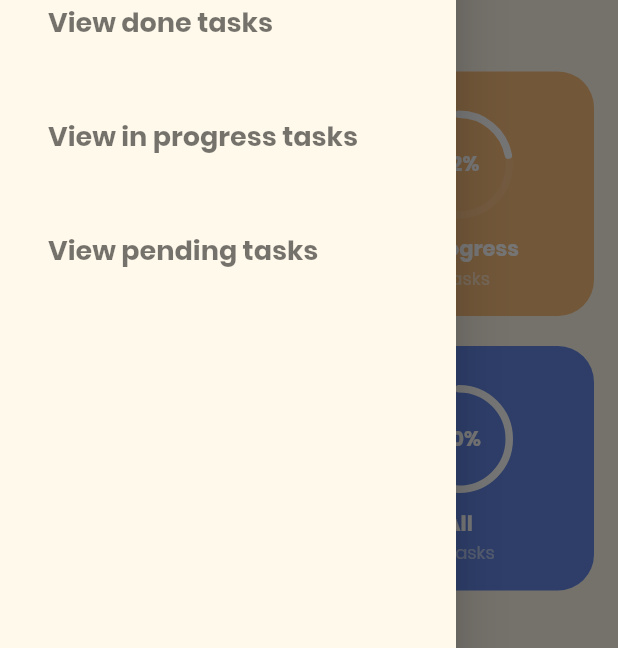
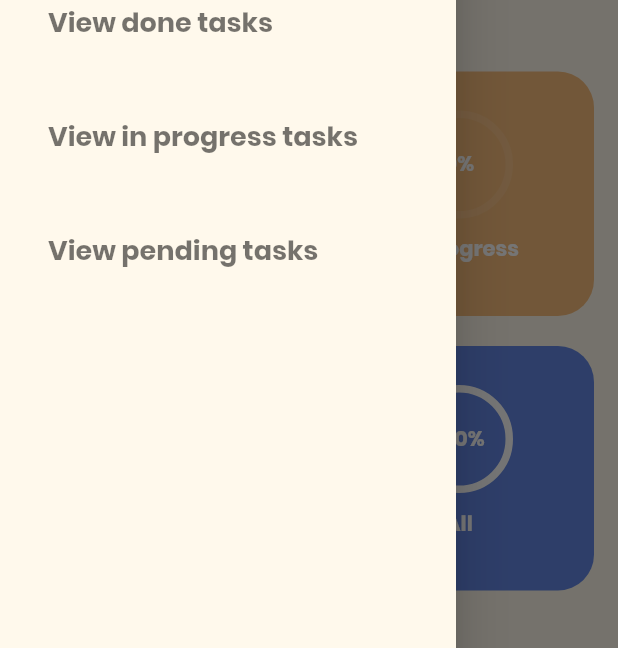
Before and after one commit to DumbZecretary/todo_bloc, a Flutter app: the screen it shows after launch, in the side drawer, after a tap on "Add new task", on a phone screen of 412 x 824 dp. Shown: the part 299-947 px from the top of the screen. Run offline on Flutter 3.47's test engine with Material 2 defaults, Android fonts, the phone set to English and light mode, and no system bars; drawn by our look-alikes of percent_indicator; our stand-ins replace bloc, built_collection, built_value, flutter_bloc, hive, hive_flutter; accounts and stored records are empty.

Commit message:
Todo App: implement progress bar

```diff
--- a/lib/config_domain/app.dart
+++ b/lib/config_domain/app.dart
@@ -3,6 +3,7 @@ import 'package:hive/hive.dart';
 import 'package:todo_app/config_domain/app_model/app_state.dart';
 import 'package:todo_app/theme/light_colors.dart';
 import 'package:todo_app/todo_domain/logic/todo_bloc.dart';
+import 'package:todo_app/todo_domain/models/events.dart';
 import 'package:todo_app/todo_domain/repo/hive_repo.dart';
 import 'package:todo_app/todo_domain/view/screens/screens.dart';
 import 'package:flutter_bloc/flutter_bloc.dart';
@@ -29,22 +30,44 @@ class _TodoAppState extends State<TodoApp> {
       providers: [
         RepositoryProvider<HiveRepo>(create: (context) => HiveRepo()),
       ],
-      child: BlocProvider(
-        create: (context) => TodoBloc(
-          hiveRepo: (context).read<HiveRepo>(),
-          initialState: AppState.initial(),
-        ),
+      child: MultiBlocProvider(
+        providers: [
+          BlocProvider(
+            create: (context) => TodoBloc(
+              hiveRepo: (context).read<HiveRepo>(),
+              initialState: AppState.initial(),
+            ),
+          ),
+        ],
         child: const TodoAppView(),
       ),
     );
   }
 }
 
-class TodoAppView extends StatelessWidget {
+class TodoAppView extends StatefulWidget {
   const TodoAppView({Key? key}) : super(key: key);
 
   @override
+  State<TodoAppView> createState() => _TodoAppViewState();
+}
+
+class _TodoAppViewState extends State<TodoAppView> {
+  @override
+  void initState() {
+    // TODO: get shared_preferences data from local - domain user
+    (context).read<TodoBloc>().add(ReadAllTaskTodoEvent());
+    super.initState();
+  }
+
+  @override
+  void didChangeDependencies() {
+    super.didChangeDependencies();
+  }
+
+  @override
   Widget build(BuildContext context) {
+    (context).read<TodoBloc>().add(UpdatePercentsTodoEvent());
     return MaterialApp(
       title: 'Flutter Todo App',
       theme: ThemeData(
--- a/lib/config_domain/app_model/app_state.dart
+++ b/lib/config_domain/app_model/app_state.dart
@@ -14,6 +14,8 @@ abstract class AppState implements Built<AppState, AppStateBuilder> {
 
   String? get viewIndex;
 
+  BuiltList<double>? get percents;
+
   AppState._();
   factory AppState([void Function(AppStateBuilder) updates]) = _$AppState;
 
@@ -22,7 +24,7 @@ abstract class AppState implements Built<AppState, AppStateBuilder> {
     return AppState((b) => b
       ..tasks = BuiltList<Task>([]).toBuilder()
       ..locale = 'en'
-      // TODO: change status to loading
+      ..percents = BuiltList<double>([0.0, 0.0, 0.0, 0.0]).toBuilder()
       ..status = Status.idle);
   }
 }
--- a/lib/main.dart
+++ b/lib/main.dart
@@ -33,7 +33,7 @@ void bootstrap({required HiveRepo hiveRepo}) {
   Bloc.observer = TodoAppObserver();
 
   runZonedGuarded(
-    // TODO: add repo to TodoApp
+    // TODO: add repo shared_preferences get percent and user data to TodoApp
     () => runApp(
       TodoApp(
         hiveRepo: hiveRepo,
@@ -43,7 +43,7 @@ void bootstrap({required HiveRepo hiveRepo}) {
   );
 }
 
-// TODO: implement progress bar
+// TODO:  fix implement progress bar
 // TODO: implement user domain
 // TODO: implement localization
 // TODO: unit test
--- a/lib/todo_domain/logic/todo_bloc.dart
+++ b/lib/todo_domain/logic/todo_bloc.dart
@@ -22,6 +22,7 @@ class TodoBloc extends Bloc<TodoEvent, AppState> {
     on<UpdateTodoEvent>(_onUpdate);
     on<DeleteTodoEvent>(_onDelete);
     on<InsertTodoEvent>(_onInsert);
+    on<UpdatePercentsTodoEvent>(_onUpdatePercents);
   }
 
   FutureOr<void> _onInsert(
@@ -29,15 +30,13 @@ class TodoBloc extends Bloc<TodoEvent, AppState> {
     try {
       var loadingAppState = state.rebuild((p0) => p0..status = Status.loading);
       emit(loadingAppState);
-      // BuiltList<Task>? tasks = await _hiveRepo.read();
-      // if (tasks == null) {
-      //   await _hiveRepo.create();
-      // }
       await _hiveRepo.insert(event.task!);
       BuiltList<Task>? newTasks = await _hiveRepo.read();
       final AppState newAppState = state.rebuild((p0) => p0
         ..tasks = newTasks?.toBuilder() ?? BuiltList<Task>([]).toBuilder()
         ..status = Status.idle);
+      add(UpdatePercentsTodoEvent());
+      await Future.delayed(const Duration(seconds: 0));
       emit(newAppState);
     } catch (e) {
       addError(Exception("get all tasks error"), StackTrace.current);
@@ -51,10 +50,8 @@ class TodoBloc extends Bloc<TodoEvent, AppState> {
     try {
       var loadingAppState = state.rebuild((p0) => p0..status = Status.loading);
       emit(loadingAppState);
-      BuiltList<Task>? tasks = await _hiveRepo.read();
-      // if (tasks == null) {
-      //   await _hiveRepo.create();
-      // }
+      BuiltList<Task>? tasks = BuiltList<Task>([]);
+      tasks = await _hiveRepo.read();
       final AppState newAppState = state.rebuild((p0) => p0
         ..tasks = tasks?.toBuilder() ?? BuiltList<Task>([]).toBuilder()
         ..status = Status.idle);
@@ -85,9 +82,7 @@ class TodoBloc extends Bloc<TodoEvent, AppState> {
       }
       final AppState newAppState = state.rebuild((p0) => p0
         ..tasks = doneTasks.build().toBuilder()
-        // ?? BuiltList<Task>([]).toBuilder()
         ..status = Status.idle);
-      await Future.delayed(const Duration(milliseconds: 100));
       emit(newAppState);
     } catch (e) {
       addError(Exception("get all done tasks error"), StackTrace.current);
@@ -115,9 +110,7 @@ class TodoBloc extends Bloc<TodoEvent, AppState> {
       }
       final AppState newAppState = state.rebuild((p0) => p0
         ..tasks = pendingTasks.build().toBuilder()
-        // ?? BuiltList<Task>([]).toBuilder()
         ..status = Status.idle);
-      await Future.delayed(const Duration(milliseconds: 100));
       emit(newAppState);
     } catch (e) {
       addError(Exception("get all pending tasks error"), StackTrace.current);
@@ -145,9 +138,7 @@ class TodoBloc extends Bloc<TodoEvent, AppState> {
       }
       final AppState newAppState = state.rebuild((p0) => p0
         ..tasks = progressTasks.build().toBuilder()
-        // ?? BuiltList<Task>([]).toBuilder()
         ..status = Status.idle);
-      await Future.delayed(const Duration(milliseconds: 100));
       emit(newAppState);
     } catch (e) {
       addError(
@@ -186,6 +177,8 @@ class TodoBloc extends Bloc<TodoEvent, AppState> {
       final AppState newAppState = state.rebuild((p0) => p0
         ..tasks = newTasks?.toBuilder() ?? BuiltList<Task>([]).toBuilder()
         ..status = Status.idle);
+      add(UpdatePercentsTodoEvent());
+      await Future.delayed(const Duration(seconds: 0));
       emit(newAppState);
     } catch (e) {
       addError(Exception("delete task error"), StackTrace.current);
@@ -211,9 +204,66 @@ class TodoBloc extends Bloc<TodoEvent, AppState> {
       final AppState newAppState = state.rebuild((p0) => p0
         ..tasks = newTasks?.toBuilder() ?? BuiltList<Task>([]).toBuilder()
         ..status = Status.idle);
+      add(UpdatePercentsTodoEvent());
+      await Future.delayed(const Duration(seconds: 0));
       emit(newAppState);
     } catch (e) {
       addError(Exception("update task error"), StackTrace.current);
+      DebugLogger debugLogger = DebugLogger();
+      debugLogger.log('Get error: $e');
+    }
+  }
+
+  //------------------------------------------------
+
+  FutureOr<void> _onUpdatePercents(
+      UpdatePercentsTodoEvent event, Emitter<AppState> emit) async {
+    try {
+      var loadingAppState = state.rebuild((p0) => p0..status = Status.loading);
+      emit(loadingAppState);
+
+      BuiltList<Task>? tasks = await _hiveRepo.read();
+      if (tasks == null) {
+        await _hiveRepo.create();
+      }
+      BuiltList<double>? newPercents;
+      int countAll = 0;
+      int countPending = 0;
+      int countInProgress = 0;
+      int countDone = 0;
+      if (tasks != null) {
+        for (int i = 0; i < tasks.length; i++) {
+          countAll++;
+          switch (tasks[i].status) {
+            case TaskStatus.pending:
+              countPending++;
+              break;
+            case TaskStatus.done:
+              countDone++;
+              break;
+            case TaskStatus.progress:
+              countInProgress++;
+              break;
+          }
+        }
+      }
+
+      double percentPending = roundPercent(countPending, countAll);
+      double percentInProgress = roundPercent(countInProgress, countAll);
+      double percentDone = roundPercent(countDone, countAll);
+
+      newPercents = BuiltList<double>(
+          [1.0, percentPending, percentInProgress, percentDone]);
+
+      final AppState newAppState = state.rebuild((p0) => p0
+        ..percents = newPercents?.toBuilder() ??
+            BuiltList<double>([0, 0, 0, 0]).toBuilder()
+        ..status = Status.idle);
+      await Future.delayed(const Duration(seconds: 0));
+      emit(newAppState);
+    } catch (e) {
+      addError(Exception("update percents of domain todo error"),
+          StackTrace.current);
       DebugLogger debugLogger = DebugLogger();
       debugLogger.log('Get error: $e');
     }
@@ -226,3 +276,13 @@ class TodoBloc extends Bloc<TodoEvent, AppState> {
     super.onError(error, stackTrace);
   }
 }
+
+double roundPercent(int value1, int value2) {
+  if (value1 != 0 && value2 != 0) {
+    final double value = value1 / value2;
+    final String inString = value.toStringAsFixed(2);
+    final double inDouble = double.parse(inString);
+    return inDouble;
+  }
+  return 0.0;
+}
--- a/lib/todo_domain/models/events.dart
+++ b/lib/todo_domain/models/events.dart
@@ -1,4 +1,6 @@
+import 'package:built_collection/built_collection.dart';
 import 'package:built_value/built_value.dart';
+import 'package:todo_app/config_domain/app_model/app_state.dart';
 import 'package:todo_app/todo_domain/models/task_model.dart';
 import 'package:todo_app/todo_domain/models/task_status.dart';
 
@@ -76,3 +78,12 @@ abstract class UpdateTodoEvent extends TodoEvent
   factory UpdateTodoEvent([void Function(UpdateTodoEventBuilder) updates]) =
       _$UpdateTodoEvent;
 }
+
+abstract class UpdatePercentsTodoEvent extends TodoEvent
+    implements Built<UpdatePercentsTodoEvent, UpdatePercentsTodoEventBuilder> {
+  BuiltList<int>? get percents;
+  UpdatePercentsTodoEvent._();
+  factory UpdatePercentsTodoEvent(
+          [void Function(UpdatePercentsTodoEventBuilder) updates]) =
+      _$UpdatePercentsTodoEvent;
+}
--- a/lib/todo_domain/models/tasks_hive_model.dart
+++ b/lib/todo_domain/models/tasks_hive_model.dart
@@ -6,5 +6,5 @@ part 'tasks_hive_model.g.dart';
 
 @HiveType(typeId: 0)
 class ListTaskHiveModel extends HiveObject {
-  late BuiltList<Task>? tasks;
+  BuiltList<Task>? tasks;
 }
--- a/lib/todo_domain/repo/abs_repo.dart
+++ b/lib/todo_domain/repo/abs_repo.dart
@@ -1,6 +1,6 @@
 import 'package:todo_app/todo_domain/models/task_model.dart';
 
-abstract class AbsRepo {
+abstract class AbsTodoRepo {
   create();
   insert(Task task);
   read();
--- a/lib/todo_domain/repo/hive_repo.dart
+++ b/lib/todo_domain/repo/hive_repo.dart
@@ -1,11 +1,12 @@
+import 'dart:developer';
+
 import 'package:built_collection/built_collection.dart';
 import 'package:hive/hive.dart';
 import 'package:todo_app/todo_domain/models/task_model.dart';
 import 'package:todo_app/todo_domain/models/tasks_hive_model.dart';
 import 'package:todo_app/todo_domain/repo/abs_repo.dart';
-import 'dart:developer';
 
-class HiveRepo extends AbsRepo {
+class HiveRepo extends AbsTodoRepo {
   static HiveRepo? _instance;
   HiveRepo._internal() {
     _instance = this;
@@ -45,23 +46,20 @@ class HiveRepo extends AbsRepo {
     var hive = Hive.box<ListTaskHiveModel>('tasks');
     ListTaskHiveModel? listTasks = ListTaskHiveModel();
     listTasks.tasks = _tasks;
-    log('NEW LIST: ${listTasks.tasks}');
     await hive.put('tasks', listTasks);
     listTasks = hive.get('tasks');
-    log('READ LIST: ${listTasks?.tasks}');
   }
 
   @override
   read() async {
+    ListTaskHiveModel? listTasks;
+
     var hive = Hive.box<ListTaskHiveModel>('tasks');
-    ListTaskHiveModel? listTasks = ListTaskHiveModel();
-    try {
-      listTasks = hive.get('tasks');
-    } catch (e) {
+    listTasks = hive.get('tasks');
+    if (listTasks?.tasks == null) {
       await create();
       listTasks = hive.get('tasks');
     }
-    log('real READ LIST: ${listTasks?.tasks}');
     return listTasks?.tasks;
   }
 
--- a/lib/todo_domain/view/components/todo_tracker_component.dart
+++ b/lib/todo_domain/view/components/todo_tracker_component.dart
@@ -1,5 +1,7 @@
 import 'package:flutter/material.dart';
 import 'package:flutter_bloc/flutter_bloc.dart';
+import 'package:todo_app/config_domain/app_model/app_state.dart';
+import 'package:todo_app/config_domain/app_model/app_status.dart';
 import 'package:todo_app/theme/light_colors.dart';
 import 'package:todo_app/todo_domain/logic/todo_bloc.dart';
 import 'package:todo_app/todo_domain/models/events.dart';
@@ -13,7 +15,9 @@ class TodoTrackerComponent extends StatelessWidget {
   @override
   Widget build(BuildContext context) {
     return SingleChildScrollView(
-      child: Column(
+      child: BlocBuilder<TodoBloc, AppState>(builder: (context, data) {
+        if (data.status! == Status.idle) {
+          return Column(
             children: [
               const SizedBox(
                 height: 32,
@@ -41,7 +45,9 @@ class TodoTrackerComponent extends StatelessWidget {
               Container(
                 color: Colors.transparent,
                 padding: const EdgeInsets.fromLTRB(16, 0, 16, 10),
-            child: Column(
+                child:
+                    BlocBuilder<TodoBloc, AppState>(builder: (context, data) {
+                  return Column(
                     crossAxisAlignment: CrossAxisAlignment.start,
                     children: [
                       const SubHeaderWidget(title: 'Tracker'),
@@ -51,9 +57,8 @@ class TodoTrackerComponent extends StatelessWidget {
                           Expanded(
                             child: TrackerCardWidget(
                               cardColor: LightColors.kGreen,
-                        loadingPercent: 0.4,
+                              loadingPercent: data.percents![3],
                               title: 'Done',
-                        subtitle: '9 tasks',
                               onPress: () {
                                 (context)
                                     .read<TodoBloc>()
@@ -66,9 +71,8 @@ class TodoTrackerComponent extends StatelessWidget {
                           Expanded(
                             child: TrackerCardWidget(
                               cardColor: LightColors.kDarkYellow,
-                        loadingPercent: 0.22,
+                              loadingPercent: data.percents![2],
                               title: 'In Progress',
-                        subtitle: '5 tasks',
                               onPress: () {
                                 (context)
                                     .read<TodoBloc>()
@@ -84,9 +88,8 @@ class TodoTrackerComponent extends StatelessWidget {
                           Expanded(
                             child: TrackerCardWidget(
                               cardColor: LightColors.kRed,
-                        loadingPercent: 0.4,
+                              loadingPercent: data.percents![1],
                               title: 'Pending',
-                        subtitle: '9 hours progress',
                               onPress: () {
                                 (context)
                                     .read<TodoBloc>()
@@ -99,9 +102,8 @@ class TodoTrackerComponent extends StatelessWidget {
                           Expanded(
                             child: TrackerCardWidget(
                               cardColor: LightColors.kBlue,
-                        loadingPercent: 0.6,
+                              loadingPercent: data.percents![0],
                               title: 'All',
-                        subtitle: '23 tasks',
                               onPress: () {
                                 (context)
                                     .read<TodoBloc>()
@@ -113,10 +115,15 @@ class TodoTrackerComponent extends StatelessWidget {
                         ],
                       ),
                     ],
-            ),
+                  );
+                }),
               ),
             ],
-      ),
+          );
+        } else {
+          return const SizedBox.shrink();
+        }
+      }),
     );
   }
 }
--- a/lib/todo_domain/view/components/todo_user_details_component.dart
+++ b/lib/todo_domain/view/components/todo_user_details_component.dart
@@ -1,6 +1,9 @@
 import 'package:flutter/material.dart';
+import 'package:flutter_bloc/flutter_bloc.dart';
 import 'package:percent_indicator/circular_percent_indicator.dart';
+import 'package:todo_app/config_domain/app_model/app_state.dart';
 import 'package:todo_app/theme/light_colors.dart';
+import 'package:todo_app/todo_domain/logic/todo_bloc.dart';
 
 class TodoUserDetailsComponent extends StatelessWidget {
   const TodoUserDetailsComponent({
@@ -33,11 +36,14 @@ class TodoUserDetailsComponent extends StatelessWidget {
                     const SizedBox(
                       width: 24,
                     ),
-                    CircularPercentIndicator(
+                    BlocSelector<TodoBloc, AppState, double>(
+                        selector: (state) => state.percents![3],
+                        builder: (context, data) {
+                          return CircularPercentIndicator(
                             radius: 36.0,
                             lineWidth: 5.0,
                             animation: true,
-                      percent: 0.75, // percent of done tasks / all tasks
+                            percent: data, // percent of done tasks / all tasks
                             circularStrokeCap: CircularStrokeCap.round,
                             progressColor: LightColors.kRed,
                             backgroundColor: LightColors.kDarkYellow,
@@ -53,7 +59,8 @@ class TodoUserDetailsComponent extends StatelessWidget {
                                 ),
                               ),
                             ),
-                    ),
+                          );
+                        }),
                     const SizedBox(
                       width: 16,
                     ),
--- a/lib/todo_domain/view/screens/todo_tracker_screen.dart
+++ b/lib/todo_domain/view/screens/todo_tracker_screen.dart
@@ -1,5 +1,11 @@
+import 'dart:developer';
+
 import 'package:flutter/material.dart';
+import 'package:flutter_bloc/flutter_bloc.dart';
+import 'package:todo_app/config_domain/app_model/app_state.dart';
+import 'package:todo_app/config_domain/app_model/app_status.dart';
 import 'package:todo_app/theme/light_colors.dart';
+import 'package:todo_app/todo_domain/logic/todo_bloc.dart';
 import 'package:todo_app/todo_domain/view/components/components.dart';
 import 'package:todo_app/todo_domain/view/widgets/widgets.dart';
 
@@ -10,6 +16,10 @@ class TodoTrackerScreen extends StatelessWidget {
 
   @override
   Widget build(BuildContext context) {
+    return BlocSelector<TodoBloc, AppState, Status>(selector: (state) {
+      return state.status!;
+    }, builder: (context, data) {
+      if (data == Status.idle) {
         return Scaffold(
           backgroundColor: LightColors.kLightYellow,
           drawer: const MainDrawerComponent(),
@@ -27,5 +37,16 @@ class TodoTrackerScreen extends StatelessWidget {
             ),
           ),
         );
+      } else {
+        return const Scaffold(
+          backgroundColor: LightColors.kLightYellow,
+          body: Center(
+            child: CircularProgressIndicator(
+              color: LightColors.kRed,
+            ),
+          ),
+        );
+      }
+    });
   }
 }
--- a/lib/todo_domain/view/widgets/tracker_card_widget.dart
+++ b/lib/todo_domain/view/widgets/tracker_card_widget.dart
@@ -5,14 +5,14 @@ class TrackerCardWidget extends StatelessWidget {
   final Color cardColor;
   final double loadingPercent;
   final String title;
-  final String subtitle;
+  final String? subtitle;
   final VoidCallback onPress;
 
   const TrackerCardWidget({
     required this.cardColor,
     required this.loadingPercent,
     required this.title,
-    required this.subtitle,
+    this.subtitle,
     required this.onPress,
     Key? key,
   }) : super(key: key);
@@ -66,7 +66,7 @@ class TrackerCardWidget extends StatelessWidget {
                       ),
                     ),
                     Text(
-                      subtitle,
+                      subtitle ?? "",
                       maxLines: 2,
                       overflow: TextOverflow.ellipsis,
                       style: const TextStyle(
```
Also changed, not shown: lib/config_domain/app_model/app_state.g.dart, lib/todo_domain/models/events.g.dart, 4 other files. Lines whose indentation alone changed are shown as unchanged.
